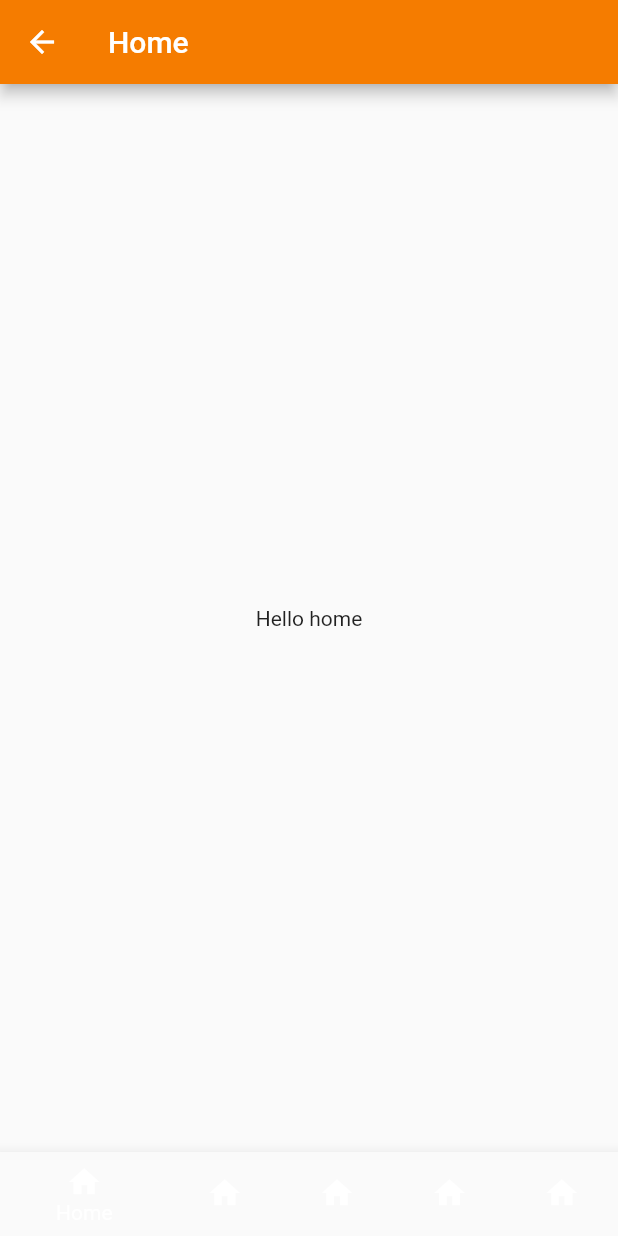
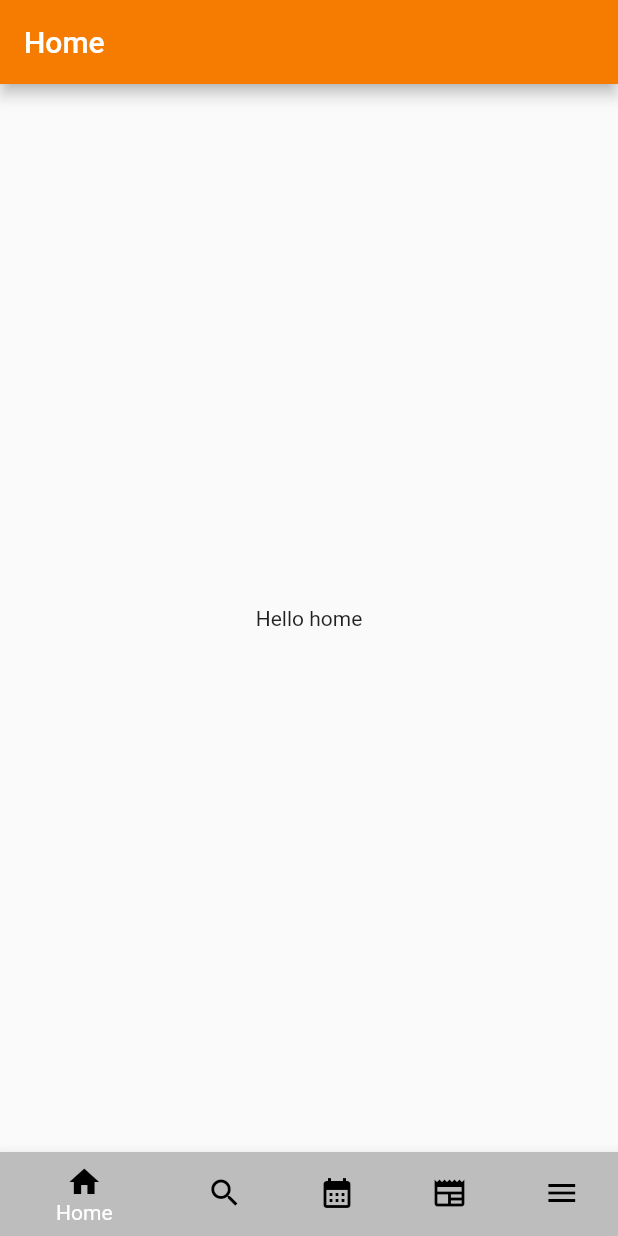
Before and after one commit to MrJung988/My_Flutter_App, a Flutter app: the Home screen opened by its route, on a phone screen of 412 x 824 dp. Run offline on Flutter 3.47's test engine with Material 2 defaults, Android fonts, the phone set to English and light mode, and no system bars.

Commit message:
bottom navigation bar button issue fixed

```diff
--- a/lib/home/home.dart
+++ b/lib/home/home.dart
@@ -13,6 +13,7 @@ class _HomeState extends State<Home> {
     return Scaffold(
       appBar: AppBar(
         title: Text('Home'),
+        automaticallyImplyLeading: false,
         backgroundColor: Colors.orange[700],
       ),
       body: Center(
@@ -21,23 +22,39 @@ class _HomeState extends State<Home> {
       bottomNavigationBar: BottomNavigationBar(
         items: [
           BottomNavigationBarItem(
-            icon: Icon(Icons.home),
+            backgroundColor: Colors.grey[400],
+            icon: Icon(
+              Icons.home,
+              color: Colors.black,
+            ),
             label: 'Home',
           ),
           BottomNavigationBarItem(
-            icon: Icon(Icons.home),
-            label: 'About',
+            icon: Icon(
+              Icons.search,
+              color: Colors.black,
+            ),
+            label: 'Search',
           ),
           BottomNavigationBarItem(
-            icon: Icon(Icons.home),
-            label: 'Transaction',
+            icon: Icon(
+              Icons.calendar_month,
+              color: Colors.black,
+            ),
+            label: 'Watch',
           ),
           BottomNavigationBarItem(
-            icon: Icon(Icons.home),
-            label: 'Payments',
+            icon: Icon(
+              Icons.newspaper,
+              color: Colors.black,
+            ),
+            label: 'Feed',
           ),
           BottomNavigationBarItem(
-            icon: Icon(Icons.home),
+            icon: Icon(
+              Icons.menu,
+              color: Colors.black,
+            ),
             label: 'More',
           ),
         ],
```
